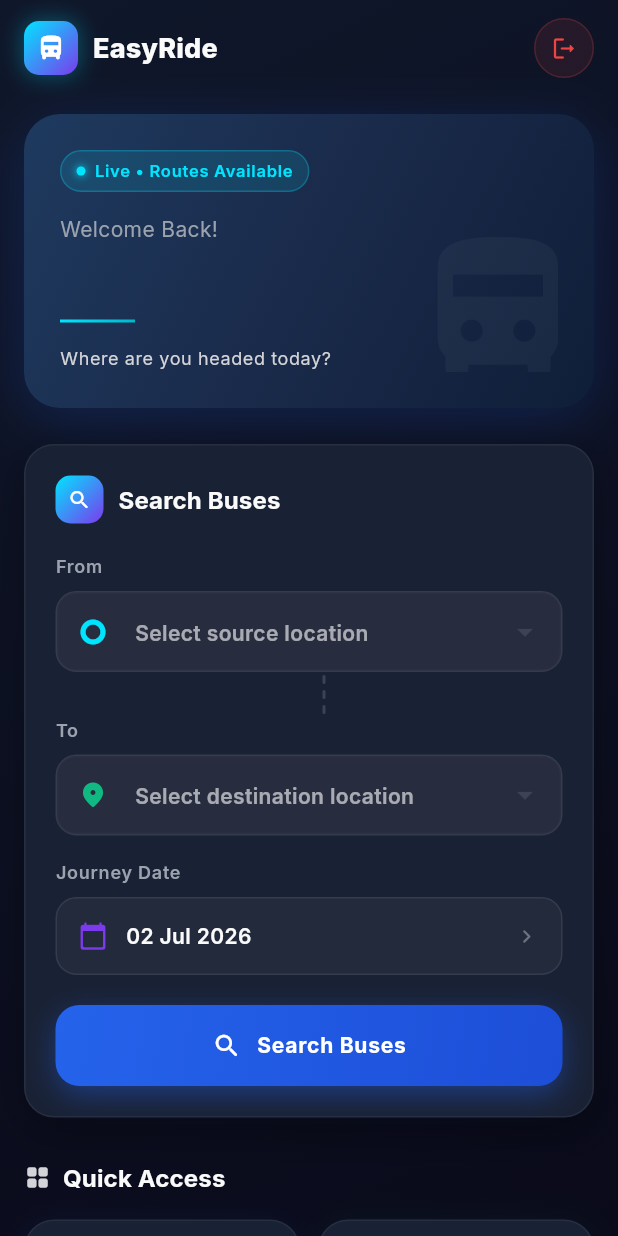
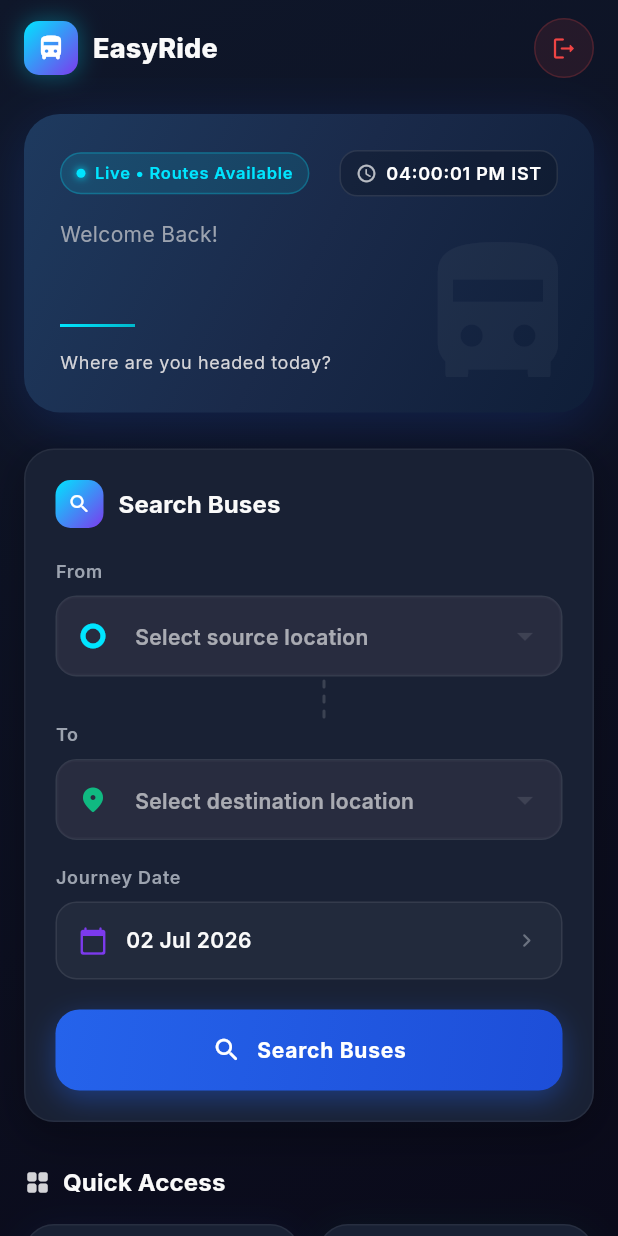
Before and after one commit to rohitsuru08-dot/easyride, a Flutter app: the PassengerHomeScreen screen opened by its route, on a phone screen of 412 x 824 dp. Run offline on Flutter 3.47's test engine with Material 3 defaults, Android fonts, the phone set to English and light mode, and no system bars; our stand-ins replace cloud_firestore, firebase_auth, firebase_core, fl_chart, google_fonts, qr_flutter and 1 more; missing offline and left inert: mobile_scanner; accounts and stored records are empty; project files that could hold a hidden picture were left out.

Commit message:
time added by rohit

```diff
--- a/lib/screens/passenger/home_screen.dart
+++ b/lib/screens/passenger/home_screen.dart
@@ -10,6 +10,8 @@ import 'package:easy_ride/providers/auth_provider.dart';
 import 'package:easy_ride/localization/localization_service.dart';
 import 'package:easy_ride/widgets/design_system.dart';
 import 'package:easy_ride/widgets/common/message_dialog.dart';
+import 'dart:async';
+import 'package:intl/intl.dart';
 import 'package:easy_ride/core/utils/date_time_helper.dart';
 
 class PassengerHomeScreen extends StatefulWidget {
@@ -25,6 +27,9 @@ class _PassengerHomeScreenState extends State<PassengerHomeScreen>
   String? _selectedDestination;
   DateTime? _selectedDate = DateTime.now();
 
+  Timer? _timeTimer;
+  late DateTime _visakhapatnamTime;
+
   late AnimationController _staggerController;
   late List<Animation<double>> _staggerFades;
   late List<Animation<Offset>> _staggerSlides;
@@ -32,6 +37,16 @@ class _PassengerHomeScreenState extends State<PassengerHomeScreen>
   @override
   void initState() {
     super.initState();
+
+    // Initialize Visakhapatnam time (IST = UTC + 5:30)
+    _visakhapatnamTime = DateTime.now().toUtc().add(const Duration(hours: 5, minutes: 30));
+    _timeTimer = Timer.periodic(const Duration(seconds: 1), (timer) {
+      if (mounted) {
+        setState(() {
+          _visakhapatnamTime = DateTime.now().toUtc().add(const Duration(hours: 5, minutes: 30));
+        });
+      }
+    });
     _staggerController = AnimationController(
       vsync: this,
       duration: const Duration(milliseconds: 1200),
@@ -67,6 +82,7 @@ class _PassengerHomeScreenState extends State<PassengerHomeScreen>
 
   @override
   void dispose() {
+    _timeTimer?.cancel();
     _staggerController.dispose();
     super.dispose();
   }
@@ -332,7 +348,11 @@ class _PassengerHomeScreenState extends State<PassengerHomeScreen>
           Column(
             crossAxisAlignment: CrossAxisAlignment.start,
             children: [
-              Container(
+              Row(
+                mainAxisAlignment: MainAxisAlignment.spaceBetween,
+                children: [
+                  Flexible(
+                    child: Container(
                       padding: const EdgeInsets.symmetric(horizontal: 10, vertical: 5),
                       decoration: BoxDecoration(
                         color: AppColors.liquidCyan.withValues(alpha: 0.12),
@@ -360,15 +380,52 @@ class _PassengerHomeScreenState extends State<PassengerHomeScreen>
                             ),
                           ),
                           const SizedBox(width: 6),
-                    Text(
+                          Flexible(
+                            child: Text(
                               'Live • Routes Available',
                               style: AppTypography.labelSmall.copyWith(
                                 color: AppColors.liquidCyan,
                                 letterSpacing: 0.5,
                               ),
+                              overflow: TextOverflow.ellipsis,
+                            ),
                           ),
                         ],
                       ),
+                    ),
+                  ),
+                  const SizedBox(width: 8),
+                  Container(
+                    padding: const EdgeInsets.symmetric(horizontal: 10, vertical: 6),
+                    decoration: BoxDecoration(
+                      color: Colors.black.withValues(alpha: 0.2),
+                      borderRadius: BorderRadius.circular(12),
+                      border: Border.all(
+                        color: Colors.white.withValues(alpha: 0.1),
+                        width: 1,
+                      ),
+                    ),
+                    child: Row(
+                      mainAxisSize: MainAxisSize.min,
+                      children: [
+                        const Icon(
+                          Icons.access_time_rounded,
+                          color: Colors.white70,
+                          size: 14,
+                        ),
+                        const SizedBox(width: 6),
+                        Text(
+                          '${DateFormat('hh:mm:ss a').format(_visakhapatnamTime)} IST',
+                          style: AppTypography.labelMedium.copyWith(
+                            color: Colors.white,
+                            fontWeight: FontWeight.w600,
+                            letterSpacing: 0.5,
+                          ),
+                        ),
+                      ],
+                    ),
+                  ),
+                ],
               ),
               const SizedBox(height: 14),
               Text(
```
Lines whose indentation alone changed are shown as unchanged.
